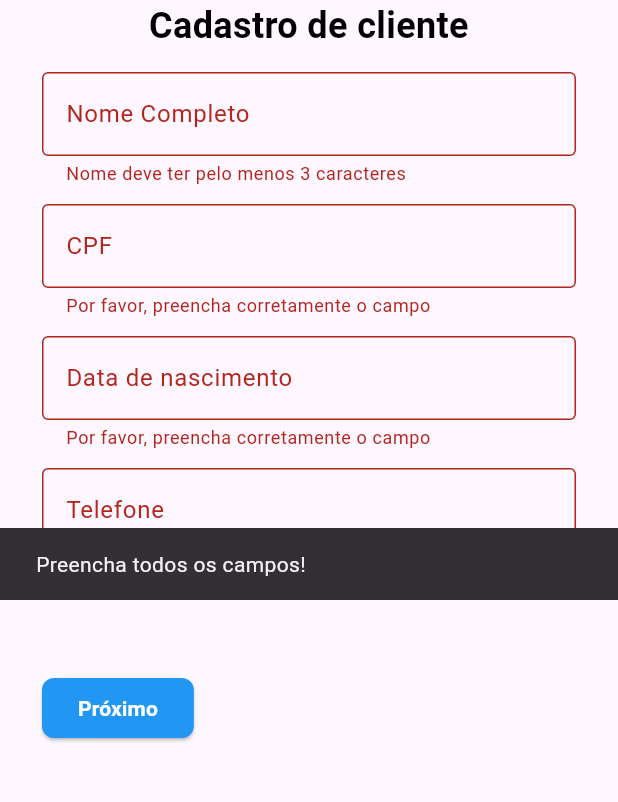
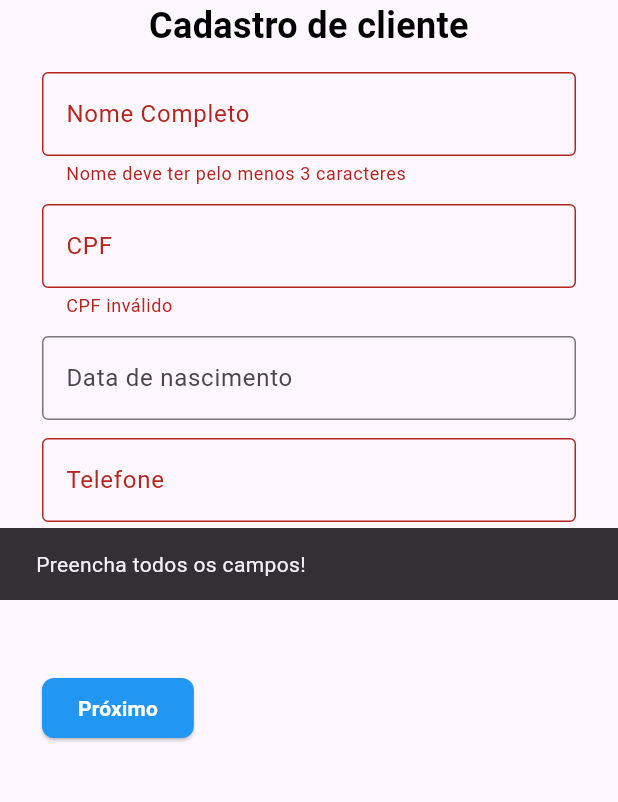
Before and after one commit to Arthutstuts96/Projeto-de-Sistemas-mobile, a Flutter app: the RegisterUser screen opened directly, scrolled down 34 dp, after a tap on "Próximo", on a phone screen of 412 x 824 dp, the part 420-1222 px from its top. Run offline on Flutter 3.47's test engine with Material 3 defaults, Android fonts, the phone set to English and light mode, and no system bars.

Commit message:
Validação completa para todos os campos

```diff
--- a/lib/screens/components/register/form_input.dart
+++ b/lib/screens/components/register/form_input.dart
@@ -8,7 +8,6 @@ class FormInput extends StatelessWidget {
     this.type = TextInputType.text,
     required this.controller,
     this.isPassword = false,
-    this.errorMessage = "Por favor, preencha corretamente o campo",
     this.validator,
   });
 
@@ -17,7 +16,6 @@ class FormInput extends StatelessWidget {
   final TextInputType type;
   final TextEditingController controller;
   final bool isPassword;
-  final String errorMessage;
   final String? Function(String?)? validator; // Aqui mudamos para uma função
 
   @override
@@ -31,7 +29,7 @@ class FormInput extends StatelessWidget {
           return validator!(value);
         } else {
           if (value == null || value.isEmpty) {
-            return errorMessage;
+            return "Por favor, preencha o campo";
           }
           return null;
         }
--- a/lib/screens/register_user.dart
+++ b/lib/screens/register_user.dart
@@ -118,6 +118,7 @@ class _RegisterUserState extends State<RegisterUser>
               ),
             if (index <= 6)
               Button(
+                /* Avança sem validação (SOMENTE PARA DEBUGGING) */
                 // onPressed: () {
                 //   setState(() {
                 //     if (widget.userType == UserTypes.client && index == 3) {
@@ -131,6 +132,21 @@ class _RegisterUserState extends State<RegisterUser>
                 // },
                 /* Só avança se estiver validado */
                 onPressed: () {
+                  if (index == 6) {
+                    if (files.any(
+                          (file) => file.size == 0 || file.name.isEmpty,
+                        ) &&
+                        widget.userType == UserTypes.worker) {
+                      ScaffoldMessenger.of(context).showSnackBar(
+                        const SnackBar(
+                          content: Text(
+                            'Selecione os documentos necessários para o cadastro',
+                          ),
+                        ),
+                      );
+                      return;
+                    }
+                  }
                   if (_validationKey.currentState!.validate()) {
                     setState(() {
                       if (widget.userType == UserTypes.client && index == 3) {
@@ -185,24 +201,41 @@ class _RegisterUserState extends State<RegisterUser>
               controller: controllers['cpf']!,
               placeholder: "Seu CPF",
               type: TextInputType.number,
+              validator: (value) => validateCpf(value),
             ),
-            FormInput(
-              label: "Data de nascimento",
-              controller: controllers['nascimento']!,
-              placeholder: "01/01/2000",
-              type: TextInputType.datetime,
+            TextFormField(
+              controller: controllers['nascimento'],
+              readOnly: true,
+              onTap: () async {
+                final pickedDate = await showDatePicker(
+                  context: context,
+                  initialDate: DateTime.now(),
+                  firstDate: DateTime(1900),
+                  lastDate: DateTime.now(),
+                );
+                if (pickedDate != null) {
+                  controllers['nascimento']!.text = formatDate(pickedDate);
+                }
+              },
+              decoration: InputDecoration(
+                border: OutlineInputBorder(),
+                label: Text("Data de nascimento"),
+                hintText: "01/01/1999",
+              ),
             ),
             FormInput(
               label: "Telefone",
               controller: controllers['telefone']!,
               placeholder: "00 00000-0000",
               type: TextInputType.phone,
+              validator: (value) => validatePhone(value),
             ),
             FormInput(
               label: "Email",
               controller: controllers['email']!,
               placeholder: "seuemail@email.com",
               type: TextInputType.emailAddress,
+              validator: (value) => validateEmail(value),
             ),
           ],
         );
@@ -216,6 +249,7 @@ class _RegisterUserState extends State<RegisterUser>
               controller: controllers['cep']!,
               placeholder: "00000-000",
               type: TextInputType.number,
+              validator: (value) => validateCep(value),
             ),
             FormInput(
               label: "Rua",
@@ -236,70 +270,10 @@ class _RegisterUserState extends State<RegisterUser>
               value: "TO",
               decoration: InputDecoration(
                 border: OutlineInputBorder(),
-                label: Text(
-                  "Estado",
-                ), // ou use `Text(label)` se quiser passar dinamicamente
+                label: Text("Estado"),
                 hintText: "Selecione o estado",
               ),
-              items: const [
-                DropdownMenuItem<String>(value: "AC", child: Text("Acre")),
-                DropdownMenuItem<String>(value: "AL", child: Text("Alagoas")),
-                DropdownMenuItem<String>(value: "AP", child: Text("Amapá")),
-                DropdownMenuItem<String>(value: "AM", child: Text("Amazonas")),
-                DropdownMenuItem<String>(value: "BA", child: Text("Bahia")),
-                DropdownMenuItem<String>(value: "CE", child: Text("Ceará")),
-                DropdownMenuItem<String>(
-                  value: "DF",
-                  child: Text("Distrito Federal"),
-                ),
-                DropdownMenuItem<String>(
-                  value: "ES",
-                  child: Text("Espírito Santo"),
-                ),
-                DropdownMenuItem<String>(value: "GO", child: Text("Goiânia")),
-                DropdownMenuItem<String>(value: "MA", child: Text("Maranhão")),
-                DropdownMenuItem<String>(
-                  value: "MT",
-                  child: Text("Mato Grosso"),
-                ),
-                DropdownMenuItem<String>(
-                  value: "MS",
-                  child: Text("Mato Grosso do Sul"),
-                ),
-                DropdownMenuItem<String>(
-                  value: "MG",
-                  child: Text("Minas Gerais"),
-                ),
-                DropdownMenuItem<String>(value: "PA", child: Text("Pará")),
-                DropdownMenuItem<String>(value: "PB", child: Text("Paraíba")),
-                DropdownMenuItem<String>(value: "PR", child: Text("Paraná")),
-                DropdownMenuItem<String>(
-                  value: "PE",
-                  child: Text("Pernambuco"),
-                ),
-                DropdownMenuItem<String>(value: "PI", child: Text("Piauí")),
-                DropdownMenuItem<String>(
-                  value: "RJ",
-                  child: Text("Rio de Janeiro"),
-                ),
-                DropdownMenuItem<String>(
-                  value: "RN",
-                  child: Text("Rio Grande do Norte"),
-                ),
-                DropdownMenuItem<String>(
-                  value: "RS",
-                  child: Text("Rio Grande do Sul"),
-                ),
-                DropdownMenuItem<String>(value: "RO", child: Text("Rondônia")),
-                DropdownMenuItem<String>(value: "RR", child: Text("Roraima")),
-                DropdownMenuItem<String>(
-                  value: "SC",
-                  child: Text("Santa Catarina"),
-                ),
-                DropdownMenuItem<String>(value: "SP", child: Text("São Paulo")),
-                DropdownMenuItem<String>(value: "SE", child: Text("Sergipe")),
-                DropdownMenuItem<String>(value: "TO", child: Text("Tocantins")),
-              ],
+              items: selectEstadoItens,
               onChanged: (value) {
                 controllers['estado']?.text = value ?? "";
               },
@@ -321,11 +295,17 @@ class _RegisterUserState extends State<RegisterUser>
               controller: controllers['senha']!,
               placeholder: "*********",
               isPassword: true,
+              validator: (value) => validatePassword(value),
             ),
             FormInput(
               label: "Confirmar senha",
               controller: controllers['confirmarSenha']!,
               placeholder: "Confirme sua senha",
+              validator:
+                  (value) => validateConfirmPassword(
+                    value,
+                    controllers['senha']!.text,
+                  ),
               isPassword: true,
             ),
           ],
@@ -345,6 +325,7 @@ class _RegisterUserState extends State<RegisterUser>
                 label: "CPF do titular",
                 controller: controllers['cpfTitular']!,
                 placeholder: "123.456.789-00",
+                validator: (value) => validateCpf(value),
               ),
               FormInput(
                 label: "Banco",
@@ -360,6 +341,7 @@ class _RegisterUserState extends State<RegisterUser>
                 label: "Conta",
                 controller: controllers['conta']!,
                 placeholder: "56789-0",
+                validator: (value) => validateAccount(value),
               ),
               FormInput(
                 label: "Chave Pix",
@@ -385,12 +367,14 @@ class _RegisterUserState extends State<RegisterUser>
                 label: "Placa",
                 controller: controllers['placa']!,
                 placeholder: "AAA-1234",
+                validator: (value) => validateCarPlate(value),
               ),
               FormInput(
                 label: "CNH",
                 controller: controllers['cnh']!,
                 placeholder: "98765432100",
                 type: TextInputType.number,
+                validator: (value) => validateCnh(value),
               ),
             ],
           );
@@ -462,19 +446,12 @@ class _RegisterUserState extends State<RegisterUser>
           Icon(Icons.verified_outlined, size: 150, color: Colors.green),
           Button(
             onPressed: () {
-              if (_validationKey.currentState!.validate() == false) {
-                ScaffoldMessenger.of(context).showSnackBar(
-                  const SnackBar(content: Text('Preencha todos os campos!')),
-                );
-              } else {
-                Navigator.push(
-                  context,
-                  MaterialPageRoute(
-                    builder:
-                        (context) => FormDataDebug(formData: mapFormData()),
-                  ),
-                );
-              }
+              Navigator.push(
+                context,
+                MaterialPageRoute(
+                  builder: (context) => FormDataDebug(formData: mapFormData()),
+                ),
+              );
             },
             text: "Cadastro concluído",
             color: Colors.green,
--- a/lib/utils/consts.dart
+++ b/lib/utils/consts.dart
@@ -1 +1,33 @@
-enum UserTypes {client, worker}
+import 'package:flutter/material.dart';
+
+enum UserTypes { client, worker }
+
+const selectEstadoItens = [
+  DropdownMenuItem<String>(value: "AC", child: Text("Acre")),
+  DropdownMenuItem<String>(value: "AL", child: Text("Alagoas")),
+  DropdownMenuItem<String>(value: "AP", child: Text("Amapá")),
+  DropdownMenuItem<String>(value: "AM", child: Text("Amazonas")),
+  DropdownMenuItem<String>(value: "BA", child: Text("Bahia")),
+  DropdownMenuItem<String>(value: "CE", child: Text("Ceará")),
+  DropdownMenuItem<String>(value: "DF", child: Text("Distrito Federal")),
+  DropdownMenuItem<String>(value: "ES", child: Text("Espírito Santo")),
+  DropdownMenuItem<String>(value: "GO", child: Text("Goiânia")),
+  DropdownMenuItem<String>(value: "MA", child: Text("Maranhão")),
+  DropdownMenuItem<String>(value: "MT", child: Text("Mato Grosso")),
+  DropdownMenuItem<String>(value: "MS", child: Text("Mato Grosso do Sul")),
+  DropdownMenuItem<String>(value: "MG", child: Text("Minas Gerais")),
+  DropdownMenuItem<String>(value: "PA", child: Text("Pará")),
+  DropdownMenuItem<String>(value: "PB", child: Text("Paraíba")),
+  DropdownMenuItem<String>(value: "PR", child: Text("Paraná")),
+  DropdownMenuItem<String>(value: "PE", child: Text("Pernambuco")),
+  DropdownMenuItem<String>(value: "PI", child: Text("Piauí")),
+  DropdownMenuItem<String>(value: "RJ", child: Text("Rio de Janeiro")),
+  DropdownMenuItem<String>(value: "RN", child: Text("Rio Grande do Norte")),
+  DropdownMenuItem<String>(value: "RS", child: Text("Rio Grande do Sul")),
+  DropdownMenuItem<String>(value: "RO", child: Text("Rondônia")),
+  DropdownMenuItem<String>(value: "RR", child: Text("Roraima")),
+  DropdownMenuItem<String>(value: "SC", child: Text("Santa Catarina")),
+  DropdownMenuItem<String>(value: "SP", child: Text("São Paulo")),
+  DropdownMenuItem<String>(value: "SE", child: Text("Sergipe")),
+  DropdownMenuItem<String>(value: "TO", child: Text("Tocantins")),
+];
--- a/lib/utils/functions/validation_functions.dart
+++ b/lib/utils/functions/validation_functions.dart
@@ -1,13 +1,106 @@
-String? validateName(value) {
-  if (value!.length < 3) {
+String? validateName(String? value) {
+  if (value == null || value.trim().length < 3) {
     return "Nome deve ter pelo menos 3 caracteres";
   }
   return null;
 }
 
-String? validateCpf(value){
-  if (value!.length < 3) {
-    return "CPF deve ter pelo menos 3 caracteres";
+String? validateCpf(String? value) {
+  if (!isValidCpf(value!)) {
+    return "CPF inválido";
   }
   return null;
 }
+
+String? validatePhone(String? value) {
+  if (value!.length < 11) {
+    return "Telefone inválido";
+  }
+  return null;
+}
+
+String? validateEmail(String? value) {
+  final emailRegex = RegExp(r'^[\w-\.]+@([\w-]+\.)+[\w-]{2,4}$');
+  if (value == null || !emailRegex.hasMatch(value)) {
+    return "Email inválido";
+  }
+  return null;
+}
+
+String? validateCep(String? value) {
+  final cepRegex = RegExp(r'^\d{5}-?\d{3}$');
+  if (value == null || !cepRegex.hasMatch(value)) {
+    return "CEP inválido";
+  }
+  return null;
+}
+
+String? validatePassword(String? value) {
+  if (value == null || value.length < 6) {
+    return "A senha deve ter pelo menos 6 dígitos";
+  }
+  return null;
+}
+
+String? validateConfirmPassword(String? value, String originalPassword) {
+  if (value != originalPassword) {
+    return "As senhas não coincidem";
+  }
+  return null;
+}
+
+String? validateAccount(String? value) {
+  if (value == null || value.trim().length < 3) {
+    return "Conta do banco inválida";
+  }
+  return null;
+}
+
+String? validateCarPlate(String? value) {
+  final plateRegex = RegExp(r'^[A-Z]{3}-?\d{4}$');
+  if (value == null || !plateRegex.hasMatch(value.toUpperCase())) {
+    return "Placa do carro inválida";
+  }
+  return null;
+}
+
+String? validateCnh(String? value) {
+  if (value == null || value.length != 11) {
+    return "CNH deve conter 11 dígitos";
+  }
+  return null;
+}
+
+/*
+  Funções auxiliares
+*/
+
+bool isValidCpf(String cpf) {
+  cpf = cpf.replaceAll(RegExp(r'[^0-9]'), '');
+
+  if (cpf.length != 11 || RegExp(r'^(\d)\1{10}$').hasMatch(cpf)) {
+    return false;
+  }
+
+  int calcDigit(String str, int multiplierStart) {
+    var sum = 0;
+    for (int i = 0; i < str.length; i++) {
+      sum += int.parse(str[i]) * (multiplierStart - i);
+    }
+    var mod = sum % 11;
+    return mod < 2 ? 0 : 11 - mod;
+  }
+
+  final digit1 = calcDigit(cpf.substring(0, 9), 10);
+  final digit2 = calcDigit(cpf.substring(0, 9) + digit1.toString(), 11);
+
+  return cpf.endsWith('$digit1$digit2');
+}
+
+String formatDate(DateTime date) {
+  final day = date.day.toString().padLeft(2, '0');
+  final month = date.month.toString().padLeft(2, '0');
+  final year = date.year.toString();
+
+  return "$day/$month/$year";
+}
```
